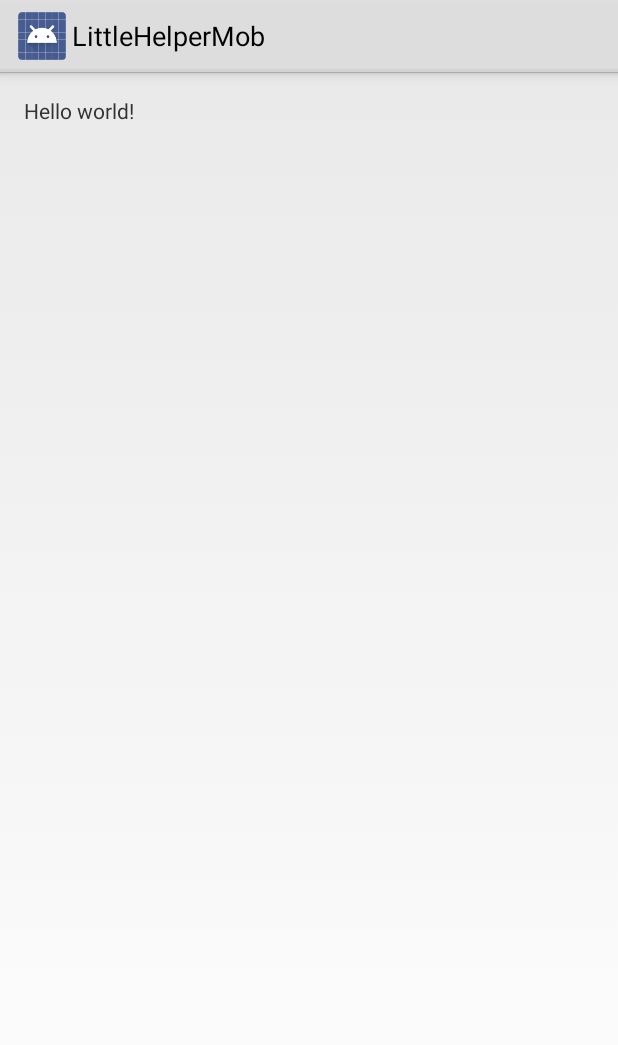
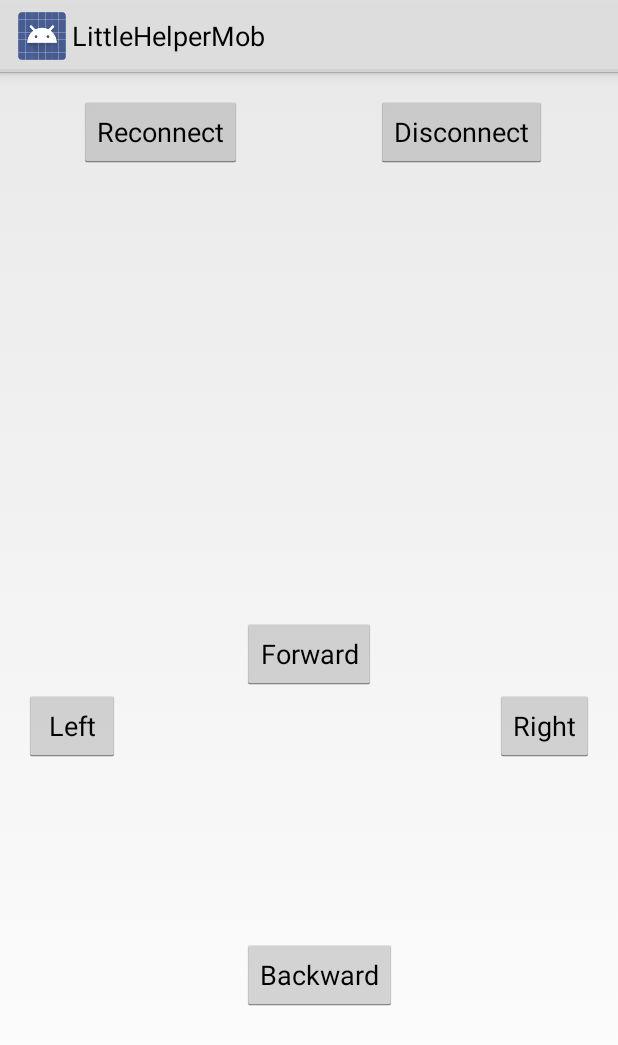
Before and after one commit to adyach/little-helper, an Android app: the screen it shows after launch (MainActivity), on a phone screen of 412 x 824 dp. Shown: the top 1045 px of the screen. Run offline under Robolectric (Android 15) with nearby library versions, the phone set to English and light mode, and no system bars.

Commit message:
feature Client: bluetooth test.

```diff
--- a/Client/app/src/main/AndroidManifest.xml
+++ b/Client/app/src/main/AndroidManifest.xml
@@ -12,6 +12,7 @@
         android:theme="@style/AppTheme" >
         <activity
             android:name="com.littlehelper.MainActivity"
+            android:configChanges="orientation|screenSize"
             android:label="@string/app_name" >
             <intent-filter>
                 <action android:name="android.intent.action.MAIN" />
--- a/Client/app/src/main/java/com/littlehelper/MainActivity.java
+++ b/Client/app/src/main/java/com/littlehelper/MainActivity.java
@@ -1,146 +1,253 @@
 package com.littlehelper;
 
 import android.app.Activity;
+import android.app.AlertDialog;
 import android.bluetooth.BluetoothAdapter;
 import android.bluetooth.BluetoothDevice;
 import android.bluetooth.BluetoothSocket;
+import android.content.DialogInterface;
 import android.content.Intent;
 import android.os.Bundle;
+import android.view.View;
 
 import java.io.IOException;
-import java.io.InputStream;
 import java.io.OutputStream;
+import java.util.UUID;
+import java.util.concurrent.ExecutorService;
+import java.util.concurrent.Executors;
 
 
 public class MainActivity extends Activity {
 
+    private static final UUID SERIAL_UUID = UUID.fromString("00001101-0000-1000-8000-00805F9B34FB"); //UUID for serial connection
+    private static final String MAC = "00:12:12:04:08:90"; //linvor mac adress
     private static final int REQUEST_ENABLE_BT = 123;
+    private OutputStream out;
+    private BluetoothAdapter adapter;
+    private BluetoothDevice device;
+    private BluetoothSocket socket;
+    private final ExecutorService executor = Executors.newSingleThreadExecutor();
+
+    private CommandSender forwardCmd = new CommandSender(Command.STRAIGHT);
+    private CommandSender backwardCmd = new CommandSender(Command.STOP);
+    private CommandSender leftCmd = new CommandSender(Command.LEFT);
+    private CommandSender rightCmd = new CommandSender(Command.RIGHT);
 
     @Override
     protected void onCreate(Bundle savedInstanceState) {
         super.onCreate(savedInstanceState);
         setContentView(R.layout.activity_main);
+        initBluetooth();
+    }
 
-        BluetoothAdapter mBluetoothAdapter = BluetoothAdapter.getDefaultAdapter();
-        if (mBluetoothAdapter == null) {
-            // Device does not support Bluetooth
-        } else {
-            if (!mBluetoothAdapter.isEnabled()) {
-                Intent enableBtIntent = new Intent(BluetoothAdapter.ACTION_REQUEST_ENABLE);
-                startActivityForResult(enableBtIntent, REQUEST_ENABLE_BT);
-            } else {
-
-            }
+    @Override
+    protected void onResume() {
+        super.onResume();
+        if (out == null) {
+            AlertDialog.Builder alert = new AlertDialog.Builder(this);
+            alert.setCancelable(false);
+            alert.setTitle("Littler Helper");
+            alert.setMessage("Bluetooth is not initialized");
+            alert.setPositiveButton("Reconnect", new DialogInterface.OnClickListener() {
+                @Override
+                public void onClick(DialogInterface dialog, int which) {
+                    initBluetooth();
+                }
+            });
+            alert.show();
         }
     }
 
-    private class ConnectedThread extends Thread {
-        private final BluetoothSocket mmSocket;
-        private final InputStream mmInStream;
-        private final OutputStream mmOutStream;
-        Blue b;
+    public void onForwardClicked(View view) {
+        try {
+            out.write(Command.STRAIGHT);
+            out.flush();
+        } catch (IOException e) {
+            e.printStackTrace();
+        }
+//        if (forwardCmd.isStarted()) {
+//            return;
+//        }
+//        new Thread(forwardCmd).start();
+//        executor.submit(new CommandSender(Command.STRAIGHT));
+    }
 
-        public ConnectedThread(BluetoothSocket socket, Blue b) {
-            mmSocket = socket;
-            InputStream tmpIn = null;
-            OutputStream tmpOut = null;
+    public void onBackwardClicked(View view) {
+        try {
+            out.write(Command.STOP);
+            out.flush();
+        } catch (IOException e) {
+            e.printStackTrace();
+        }
+//        if (backwardCmd.isStarted()) {
+//            return;
+//        }
+//        new Thread(backwardCmd).start();
+//        new Thread(new CommandSender(Command.STOP)).start();
+//        executor.execute(new CommandSender(Command.STOP));
+    }
 
-            // Get the input and output streams, using temp objects because
-            // member streams are final
-            try {
-                tmpIn = socket.getInputStream();
-                tmpOut = socket.getOutputStream();
-            } catch (IOException e) {
-            }
+    public void onRightClicked(View view) {
+        try {
+            out.write(Command.RIGHT);
+            out.flush();
+        } catch (IOException e) {
+            e.printStackTrace();
+        }
+//        if (rightCmd.isStarted()) {
+//            return;
+//        }
+//        new Thread(rightCmd).start();
+//        new Thread(new CommandSender(Command.RIGHT)).start();
+//        executor.execute(new CommandSender(Command.RIGHT));
+    }
 
-            mmInStream = tmpIn;
-            mmOutStream = tmpOut;
+    public void onLeftClicked(View view) {
+        try {
+            out.write(Command.LEFT);
+            out.flush();
+        } catch (IOException e) {
+            e.printStackTrace();
+        }
+//        if (leftCmd.isStarted()) {
+//            return;
+//        }
+//        new Thread(leftCmd).start();
+//        new Thread(new CommandSender(Command.LEFT)).start();
+//        executor.execute(new CommandSender(Command.LEFT));
+    }
 
-            this.b = b;
+    public void onReconnectClicked(View view) {
+        reconnect();
+//        final ProgressDialog pd = new ProgressDialog(this);
+//        pd.show();
+//        new AsyncTask<Void, Void, Void>() {
+//
+//            @Override
+//            protected Void doInBackground(Void... params) {
+//                reconnect();
+//                return null;
+//            }
+//
+//            @Override
+//            protected void onPostExecute(Void aVoid) {
+//                pd.dismiss();
+//            }
+//        };
+    }
+
+    public void onDisconnectClicked(View view) {
+        try {
+            out.close();
+            socket.close();
+        } catch (IOException e) {
+            e.printStackTrace();
+        }
+//        final ProgressDialog pd = new ProgressDialog(this);
+//        pd.show();
+//        new AsyncTask<Void, Void, Void>() {
+//
+//            @Override
+//            protected Void doInBackground(Void... params) {
+//                try {
+//                    out.close();
+//                    socket.close();
+//                } catch (IOException e) {
+//                    e.printStackTrace();
+//                }
+//
+//                return null;
+//            }
+//
+//            @Override
+//            protected void onPostExecute(Void aVoid) {
+//                pd.dismiss();
+//            }
+//        };
+    }
+
+    private void initBluetooth() {
+        adapter = BluetoothAdapter.getDefaultAdapter();
+        if (adapter == null) {
+            // Device does not support Bluetooth
+            finish(); //exit
         }
 
-        public void run() {
-            byte[] buffer = new byte[1024];  // buffer store for the stream
-            int bytes; // bytes returned from read()
-
-            // Keep listening to the InputStream until an exception occurs
-            while (true) {
-                try {
-                    // Read from the InputStream
-                    bytes = mmInStream.read(buffer);
-                    // Send the obtained bytes to the UI activity
-                    b.processMsg(buffer);
-                    //                    mHandler.obtainMessage(MESSAGE_READ, bytes, -1, buffer).sendToTarget();
-                } catch (IOException e) {
-                    break;
-                }
-            }
+        if (!adapter.isEnabled()) {
+            //make sure the device's bluetooth is enabled
+            Intent enableBluetooth = new Intent(BluetoothAdapter.ACTION_REQUEST_ENABLE);
+            startActivityForResult(enableBluetooth, REQUEST_ENABLE_BT);
         }
 
-        /* Call this from the main activity to send data to the remote device */
-        public void write(byte[] bytes) {
-            try {
-                mmOutStream.write(bytes);
-            } catch (IOException e) {
-            }
+        device = adapter.getRemoteDevice(MAC); //get remote device by mac, we assume these two devices are already paired
+
+        // Get a BluetoothSocket to connect with the given BluetoothDevice
+        try {
+            socket = device.createRfcommSocketToServiceRecord(SERIAL_UUID);
+        } catch (IOException e) {
+            e.printStackTrace();
         }
 
-        /* Call this from the main activity to shutdown the connection */
-        public void cancel() {
-            try {
-                mmSocket.close();
-            } catch (IOException e) {
-            }
+        try {
+            socket.connect();
+            out = socket.getOutputStream();
+        } catch (IOException e) {
+            e.printStackTrace();
         }
     }
 
-    private class ConnectThread extends Thread {
-        private final BluetoothSocket mmSocket;
-        private final BluetoothDevice mmDevice;
+    private void reconnect() {
 
-        public ConnectThread(BluetoothDevice device) {
-            // Use a temporary object that is later assigned to mmSocket,
-            // because mmSocket is final
-            BluetoothSocket tmp = null;
-            mmDevice = device;
+        // Get a BluetoothSocket to connect with the given BluetoothDevice
+        try {
+            if (out != null && socket != null) {
+                out.close();
+                socket.close();
+            }
+            socket = device.createRfcommSocketToServiceRecord(SERIAL_UUID);
+            socket.connect();
+            out = socket.getOutputStream();
+        } catch (IOException e) {
+            e.printStackTrace();
+        }
+    }
 
-            // Get a BluetoothSocket to connect with the given BluetoothDevice
-            try {
-                // MY_UUID is the app's UUID string, also used by the server code
-                tmp = device.createRfcommSocketToServiceRecord(MY_UUID);
-            } catch (IOException e) { }
-            mmSocket = tmp;
+    private class CommandSender implements Runnable {
+
+        private final byte[] command;
+        private volatile boolean started;
+
+        private CommandSender(byte[] command) {
+            this.command = command;
         }
 
+        @Override
         public void run() {
-            // Cancel discovery because it will slow down the connection
-            mBluetoothAdapter.cancelDiscovery();
-
-            try {
-                // Connect the device through the socket. This will block
-                // until it succeeds or throws an exception
-                mmSocket.connect();
-            } catch (IOException connectException) {
-                // Unable to connect; close the socket and get out
-                try {
-                    mmSocket.close();
-                } catch (IOException closeException) { }
+            if (out == null) {
                 return;
             }
 
-            // Do work to manage the connection (in a separate thread)
-            manageConnectedSocket(mmSocket);
+            started = true;
+            try {
+                out.write(command);
+                out.flush();
+            } catch (IOException e) {
+                e.printStackTrace();
+            }
+            started = false;
         }
 
-        /** Will cancel an in-progress connection, and close the socket */
-        public void cancel() {
-            try {
-                mmSocket.close();
-            } catch (IOException e) { }
+        public synchronized boolean isStarted() {
+            return started;
         }
     }
 
-    public interface Blue {
-        void processMsg(byte[] buffer);
+    private static class Command {
+        public static final byte[] STRAIGHT = new byte[]{0x01, 0, 0, 0, 0, 0};
+        public static final byte[] RIGHT = new byte[]{0x02, 0, 0, 0, 0, 0};
+        public static final byte[] LEFT = new byte[]{0x03, 0, 0, 0, 0, 0};
+        public static final byte[] STOP = new byte[]{0x04, 0, 0, 0, 0, 0};
+        public static final byte[] EMPTY = new byte[0];
+
     }
 }
--- a/Client/app/src/main/res/layout/activity_main.xml
+++ b/Client/app/src/main/res/layout/activity_main.xml
@@ -8,9 +8,67 @@
     android:paddingBottom="@dimen/activity_vertical_margin"
     tools:context="com.littlehelper.MainActivity">
 
-    <TextView
-        android:text="@string/hello_world"
+    <Button
         android:layout_width="wrap_content"
-        android:layout_height="wrap_content" />
+        android:layout_height="wrap_content"
+        android:text="Forward"
+        android:id="@+id/button"
+        android:layout_centerVertical="true"
+        android:layout_centerHorizontal="true"
+        android:clickable="true"
+        android:onClick="onForwardClicked" />
 
+    <Button
+        android:layout_width="wrap_content"
+        android:layout_height="wrap_content"
+        android:text="Backward"
+        android:id="@+id/button2"
+        android:layout_alignParentBottom="true"
+        android:layout_alignLeft="@+id/button"
+        android:layout_alignStart="@+id/button"
+        android:layout_marginBottom="134dp"
+        android:onClick="onBackwardClicked"
+        android:clickable="true" />
+
+    <Button
+        android:layout_width="wrap_content"
+        android:layout_height="wrap_content"
+        android:text="Left"
+        android:id="@+id/button3"
+        android:layout_below="@+id/button"
+        android:layout_alignParentLeft="true"
+        android:layout_alignParentStart="true"
+        android:onClick="onLeftClicked"
+        android:clickable="true" />
+
+    <Button
+        android:layout_width="wrap_content"
+        android:layout_height="wrap_content"
+        android:text="Right"
+        android:id="@+id/button4"
+        android:layout_below="@+id/button"
+        android:layout_alignParentRight="true"
+        android:layout_alignParentEnd="true"
+        android:onClick="onRightClicked"
+        android:clickable="true" />
+
+    <Button
+        android:layout_width="wrap_content"
+        android:layout_height="wrap_content"
+        android:text="Reconnect"
+        android:id="@+id/button5"
+        android:layout_alignParentTop="true"
+        android:layout_toLeftOf="@+id/button"
+        android:clickable="true"
+        android:onClick="onReconnectClicked" />
+
+    <Button
+        android:layout_width="wrap_content"
+        android:layout_height="wrap_content"
+        android:text="Disconnect"
+        android:id="@+id/button6"
+        android:layout_alignParentTop="true"
+        android:layout_toRightOf="@+id/button"
+        android:clickable="true"
+        android:onClick="onDisconnectClicked" />
 </RelativeLayout>
```
Also changed, not shown: 1 other file.
